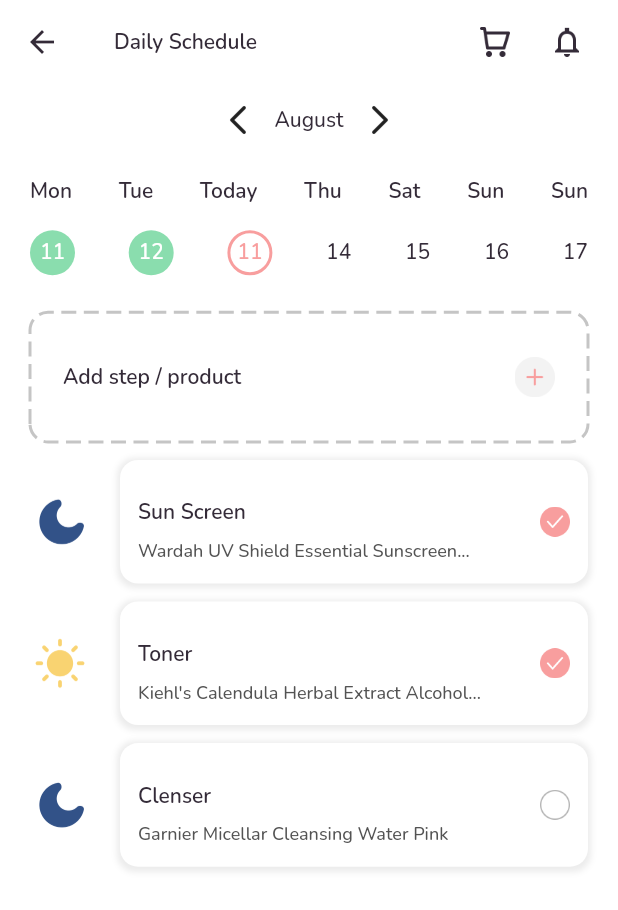
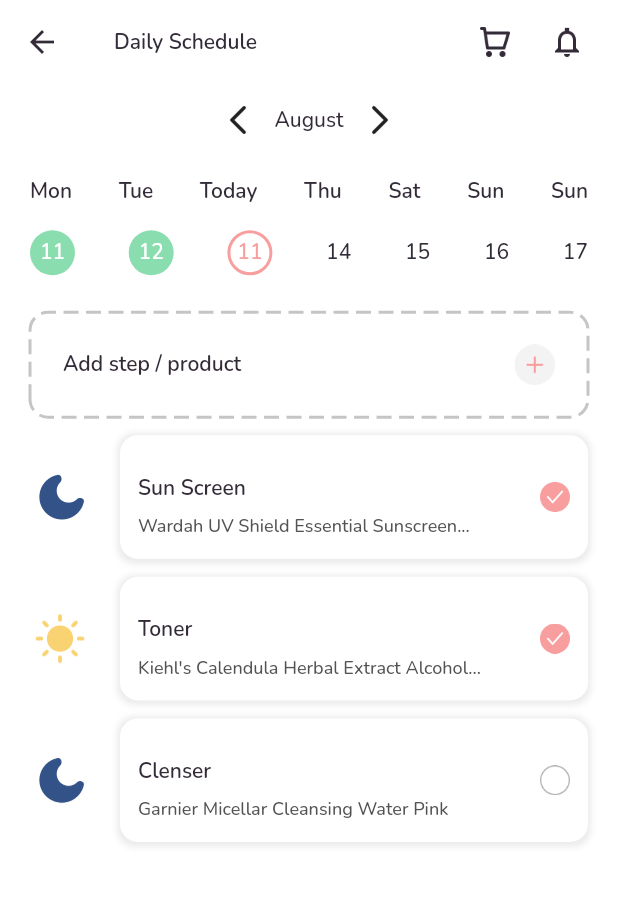
Before and after one commit to apridev/heartfilia-app, a Flutter app: the CalenderPage screen opened by its route, on a phone screen of 412 x 824 dp. Shown: the top 910 px of the screen. Run offline on Flutter 3.47's test engine with Material 2 defaults, Android fonts, the phone set to English and light mode, and no system bars; drawn by our look-alikes of dotted_border; our stand-ins replace google_fonts.

Commit message:
calender page

```diff
--- a/lib/components/calender_page.dart
+++ b/lib/components/calender_page.dart
@@ -209,7 +209,7 @@ class CalenderPage extends StatelessWidget {
                                 radius: Radius.circular(12),
                                 dashPattern: [10, 5],
                                 child: Container(
-                                  height: MediaQuery.of(context).size.height * 0.1,
+                                  height: MediaQuery.of(context).size.height * 0.08,
                                   decoration: BoxDecoration(
                                       borderRadius: BorderRadius.circular(12),
                                       color: backgroundColor),
@@ -224,9 +224,14 @@ class CalenderPage extends StatelessWidget {
                                           style: primaryTextStyle.copyWith(
                                               fontSize: 14, fontWeight: semiBold),
                                         ),
-                                        Image.asset(
-                                          'assets/icons/icon_create_calender.png',
-                                          width: 27,
+                                        GestureDetector(
+                                          onTap: (){
+                                            Navigator.pushNamed(context, '/add-schedule-page');
+                                          },
+                                          child: Image.asset(
+                                            'assets/icons/icon_create_calender.png',
+                                            width: 27,
+                                          ),
                                         )
                                       ],
                                     ),
```
